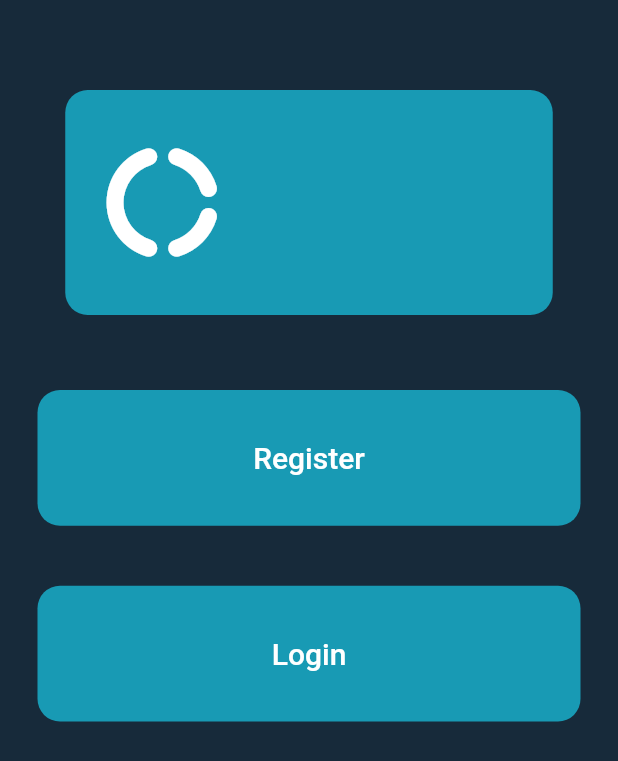
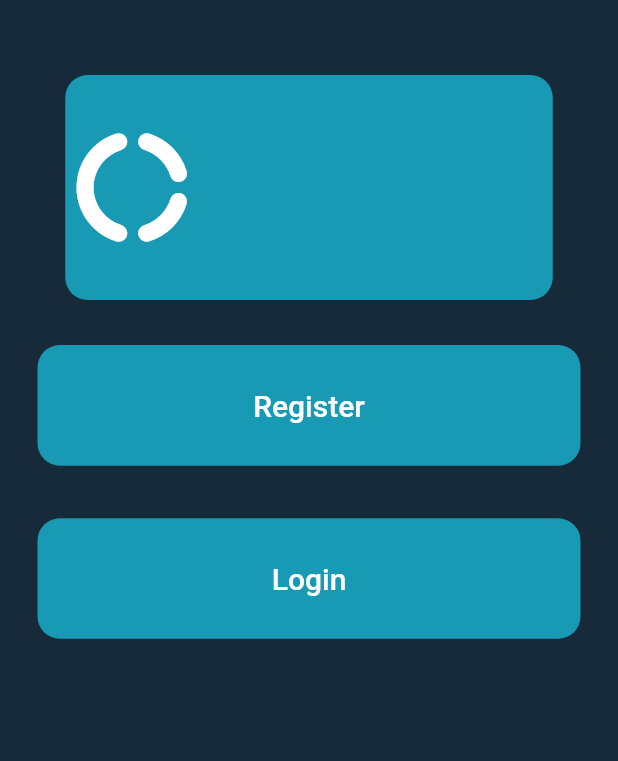
Before and after one commit to kevin-gonzalez16/TrueVault, a Flutter app: the screen it shows after launch, on a phone screen of 412 x 824 dp. Shown: the top 761 px of the screen. Run offline on Flutter 3.47's test engine with Material 2 defaults, Android fonts, the phone set to English and light mode, and no system bars.

Commit message:
landing screen testing

```diff
--- a/lib/screens/landing_screen.dart
+++ b/lib/screens/landing_screen.dart
@@ -19,10 +19,9 @@ class _LandingScreenState extends State<LandingScreen> {
         body: Center(
             child: Column(
               children: [
-                Container(
-                  height: 60.0,
-                ),
-                Container(
+                Padding(
+                  padding: const EdgeInsets.fromLTRB(0,50,0,0),
+                  child: Container(
                       width: 325.0,
                       height: 150.0,
                       decoration: const BoxDecoration(
@@ -32,11 +31,8 @@ class _LandingScreenState extends State<LandingScreen> {
                       child: Align(
                           alignment: Alignment.centerLeft,
                           child: Row(
-                          children: [
-                            Container(
-                              width: 20.0,
-                            ),
-                            const Icon(
+                            children: const [
+                              Icon(
                                 Icons.donut_large_rounded,
                                 color: Colors.white,
                                 size: 90.0,
@@ -45,11 +41,12 @@ class _LandingScreenState extends State<LandingScreen> {
                           )
                       )
                   ),
+                ),
 
                 Padding(
-                  padding: const EdgeInsets.fromLTRB(25,50,25,5),
+                  padding: const EdgeInsets.fromLTRB(25,30,25,0),
                   child: AspectRatio(
-                      aspectRatio: 8/2,
+                      aspectRatio: 9/2,
                       child:TextButton(
                         key: const Key("landingScreenRegisterButton"),
                         onPressed: ()=>{
@@ -57,6 +54,7 @@ class _LandingScreenState extends State<LandingScreen> {
                               MaterialPageRoute(builder: (context) => const RegisterScreen()))
                         },
                         child: const Text("Register",
+                            key: Key("landingScreenRegisterButtonText"),
                             style: TextStyle(fontSize: 20),
                         ),
                         style: TextButton.styleFrom(
@@ -71,15 +69,17 @@ class _LandingScreenState extends State<LandingScreen> {
                 ),
 
                 Padding(
-                  padding: const EdgeInsets.fromLTRB(25,35,25,5),
+                  padding: const EdgeInsets.fromLTRB(25,35,25,0),
                   child: AspectRatio(
-                    aspectRatio: 8/2,
+                    aspectRatio: 9/2,
                     child:TextButton(
+                      key: const Key("landingScreenLoginButton"),
                       onPressed: ()=>{
                         Navigator.push(context,
                             MaterialPageRoute(builder: (context) => const LoginScreen()))
                       },
                       child: const Text("Login",
+                        key: Key("landingScreenLoginButtonText"),
                         style: TextStyle(fontSize: 20),
                       ),
                       style: TextButton.styleFrom(
@@ -92,7 +92,6 @@ class _LandingScreenState extends State<LandingScreen> {
                     )
                   ),
                 ),
-
               ],
             )));
   }
```
Also changed, not shown: lib/screens/main_screen.dart (+19 -2 lines), test_driver/app_test.dart (+15 -0 lines), 1 other file. Lines whose indentation alone changed are shown as unchanged.
